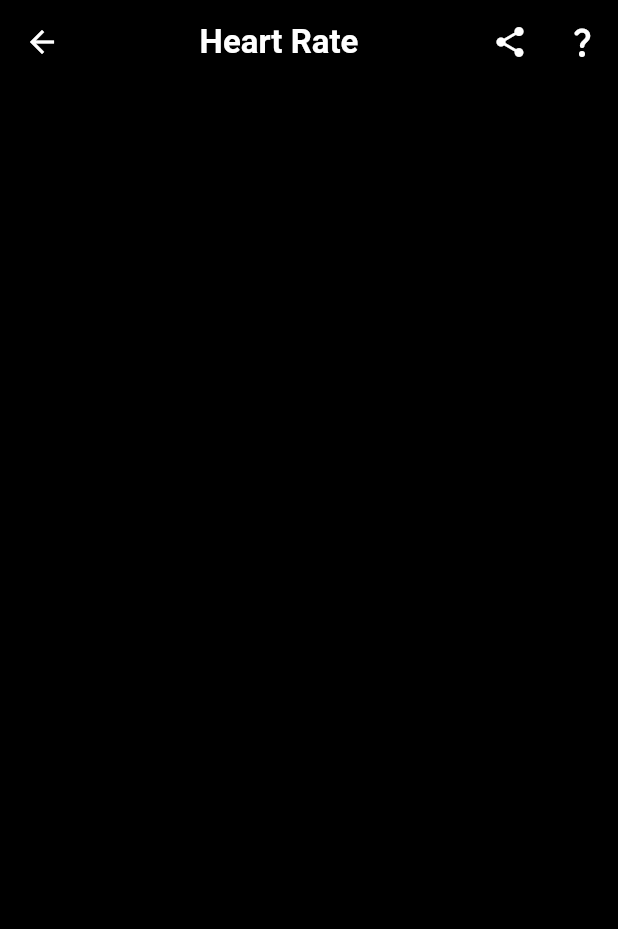
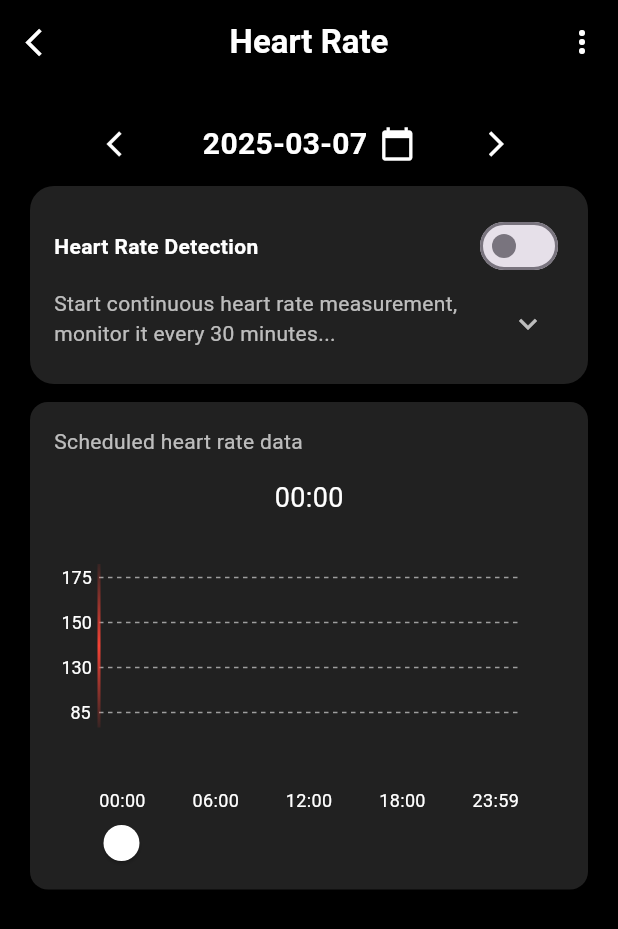
Before and after one commit to Hariprasath137/smart_ring_, a Flutter app: the HeartRateScreen screen opened by its route, on a phone screen of 412 x 824 dp. Shown: the top 929 px of the screen. Run offline on Flutter 3.47's test engine with Material 3 defaults, Android fonts, the phone set to English and light mode, and no system bars; our stand-ins replace fl_chart.

Commit message:
feat:added heart rate screen

```diff
--- a/lib/main.dart
+++ b/lib/main.dart
@@ -1,9 +1,9 @@
 import 'package:flutter/material.dart';
+// import 'package:smart_ring/screens/heart_rate_screen/heart_rate_screen.dart';
 import 'package:smart_ring/screens/navigation/app_routes.dart';
 import 'package:smart_ring/screens/navigation/bottom_navbar.dart';
+// import 'package:smart_ring/widgets/slider_card/heart_rate_slider_card.dart';
 // import 'package:smart_ring/screens/navigation/bottom_navbar.dart';
-// import 'package:smart_ring/widgets/card/slider_card.dart';
-// import 'package:smart_ring/widgets/slider_card/steps_slider_card.dart';
 
 void main() {
   runApp(MyApp());
--- a/lib/screens/heart_rate_screen/heart_rate_screen.dart
+++ b/lib/screens/heart_rate_screen/heart_rate_screen.dart
@@ -1,4 +1,6 @@
 import 'package:flutter/material.dart';
+import 'package:intl/intl.dart';
+import 'package:smart_ring/widgets/slider_card/heart_rate_slider_card.dart';
 
 class HeartRateScreen extends StatefulWidget {
   const HeartRateScreen({super.key});
@@ -8,30 +10,183 @@ class HeartRateScreen extends StatefulWidget {
 }
 
 class _HeartRateScreenState extends State<HeartRateScreen> {
+  DateTime _selectedDate = DateTime.now();
+  bool _isMonitoring = false; // Toggle button state
+  bool _showFullText = false; // Toggle for description text
+
+  void _changeDay(int days) {
+    setState(() {
+      _selectedDate = _selectedDate.add(Duration(days: days));
+    });
+  }
+
+  void _pickDate() async {
+    DateTime? pickedDate = await showDatePicker(
+      context: context,
+      firstDate: DateTime(2000),
+      lastDate: DateTime(2100),
+      initialDate: _selectedDate,
+    );
+    if (pickedDate != null) {
+      setState(() {
+        _selectedDate = pickedDate;
+      });
+    }
+  }
+
   @override
   Widget build(BuildContext context) {
     return Scaffold(
       backgroundColor: Colors.black,
       appBar: AppBar(
         backgroundColor: Colors.black,
-        iconTheme: IconThemeData(color: Colors.white),
-        title: Center(
-          child: Text(
+        iconTheme: const IconThemeData(color: Colors.white),
+        leading: IconButton(
+          onPressed: () {
+            Navigator.pop(context);
+          },
+          icon: const Icon(Icons.arrow_back_ios, size: 22),
+        ),
+        title: const Text(
           "Heart Rate",
           style: TextStyle(color: Colors.white, fontWeight: FontWeight.bold),
         ),
+        centerTitle: true,
+        actions: [
+          IconButton(onPressed: () {}, icon: const Icon(Icons.more_vert)),
+        ],
       ),
-        actions: [
+      body: ListView(
+        shrinkWrap: true,
+        physics: const ClampingScrollPhysics(),
+        padding: const EdgeInsets.all(16.0),
+        children: [
+          Center(
+            child: Row(
+              mainAxisSize: MainAxisSize.min,
+              children: [
                 IconButton(
-            onPressed: () {},
-            icon: Icon(Icons.share),
+                  onPressed: () {
+                    _changeDay(-1);
+                  },
+                  icon: const Icon(
+                    Icons.arrow_back_ios,
                     color: Colors.white,
+                    size: 20,
+                  ),
+                ),
+                const SizedBox(width: 30),
+                GestureDetector(
+                  onTap: _pickDate,
+                  child: Row(
+                    mainAxisSize: MainAxisSize.min,
+                    children: [
+                      Text(
+                        DateFormat("yyyy-MM-dd").format(_selectedDate),
+                        style: const TextStyle(
+                          color: Colors.white,
+                          fontWeight: FontWeight.bold,
+                          fontSize: 20,
+                        ),
+                      ),
+                      const SizedBox(width: 8),
+                      const Icon(Icons.calendar_today, color: Colors.white),
+                    ],
+                  ),
+                ),
+                const SizedBox(width: 30),
+                IconButton(
+                  onPressed: () {
+                    _changeDay(1);
+                  },
+                  icon: const Icon(
+                    Icons.arrow_forward_ios,
+                    color: Colors.white,
+                    size: 20,
+                  ),
+                ),
+              ],
+            ),
+          ),
+          Card(
+            color: Colors.grey[900],
+            shape: RoundedRectangleBorder(
+              borderRadius: BorderRadius.circular(16),
+            ),
+            child: Padding(
+              padding: const EdgeInsets.all(16.0),
+              child: Column(
+                crossAxisAlignment: CrossAxisAlignment.start,
+                children: [
+                  // Header Row: Title + Switch
+                  Row(
+                    mainAxisAlignment: MainAxisAlignment.spaceBetween,
+                    children: [
+                      const Text(
+                        "Heart Rate Detection",
+                        style: TextStyle(
+                          color: Colors.white,
+                          fontWeight: FontWeight.bold,
+                          fontSize: 14, // Reduced font size
+                        ),
+                      ),
+                      Switch(
+                        value: _isMonitoring,
+                        onChanged: (value) {
+                          setState(() {
+                            _isMonitoring = value;
+                          });
+                        },
+                        activeColor: Colors.green,
+                      ),
+                    ],
+                  ),
+
+                  const SizedBox(height: 4),
+
+                  // Description text with expand icon at the end
+                  Row(
+                    crossAxisAlignment: CrossAxisAlignment.start,
+                    children: [
+                      Expanded(
+                        child: AnimatedCrossFade(
+                          firstChild: const Text(
+                            "Start continuous heart rate measurement, monitor it every 30 minutes...",
+                            style: TextStyle(color: Colors.white70),
+                            maxLines: 2,
+                            overflow: TextOverflow.ellipsis,
+                          ),
+                          secondChild: const Text(
+                            "Start continuous heart rate measurement, monitor it every 30 minutes, automatically monitor heart rate, and provide you with more accurate data while considering power consumption.",
+                            style: TextStyle(color: Colors.white70),
+                          ),
+                          crossFadeState:
+                              _showFullText
+                                  ? CrossFadeState.showSecond
+                                  : CrossFadeState.showFirst,
+                          duration: const Duration(milliseconds: 300),
+                        ),
                       ),
                       IconButton(
-            onPressed: () {},
-            icon: Icon(Icons.question_mark_rounded),
-            color: Colors.white,
+                        icon: Icon(
+                          _showFullText ? Icons.expand_less : Icons.expand_more,
+                          color: Colors.white70,
                         ),
+                        onPressed: () {
+                          setState(() {
+                            _showFullText = !_showFullText;
+                          });
+                        },
+                      ),
+                    ],
+                  ),
+                ],
+              ),
+            ),
+          ),
+
+          const SizedBox(height: 4),
+          const HeartRateSliderCard(),
         ],
       ),
     );
--- /dev/null
+++ b/lib/widgets/slider_card/heart_rate_slider_card.dart
@@ -0,0 +1,246 @@
+import 'package:flutter/material.dart';
+
+class HeartRateSliderCard extends StatefulWidget {
+  const HeartRateSliderCard({super.key});
+
+  @override
+  State<HeartRateSliderCard> createState() => _HeartRateSliderCardState();
+}
+
+class _HeartRateSliderCardState extends State<HeartRateSliderCard>
+    with SingleTickerProviderStateMixin {
+  double _sliderValue = 0.0;
+  late AnimationController _waveController;
+
+  @override
+  void initState() {
+    super.initState();
+    _waveController = AnimationController(
+      vsync: this,
+      duration: const Duration(milliseconds: 300),
+      lowerBound: -5.0,
+      upperBound: 5.0,
+    );
+  }
+
+  @override
+  void dispose() {
+    _waveController.dispose();
+    super.dispose();
+  }
+
+  String getFormattedTime() {
+    int totalMinutes = (_sliderValue * 1439).toInt();
+    int hours = totalMinutes ~/ 60;
+    int minutes = totalMinutes % 60;
+    return "${hours.toString().padLeft(2, '0')}:${minutes.toString().padLeft(2, '0')}";
+  }
+
+  @override
+  Widget build(BuildContext context) {
+    double graphPadding = 30; // Adjusted padding for alignment
+
+    return Card(
+      color: Colors.grey[900],
+      shape: RoundedRectangleBorder(borderRadius: BorderRadius.circular(12)),
+      child: Padding(
+        padding: const EdgeInsets.all(16.0),
+        child: Column(
+          crossAxisAlignment: CrossAxisAlignment.start,
+          mainAxisSize: MainAxisSize.min,
+          children: [
+            const Text(
+              "Scheduled heart rate data",
+              style: TextStyle(color: Colors.white70, fontSize: 14),
+            ),
+            const SizedBox(height: 10),
+            Center(
+              child: Column(
+                children: [
+                  const SizedBox(height: 5),
+                  Text(
+                    getFormattedTime(),
+                    style: const TextStyle(color: Colors.white, fontSize: 18),
+                  ),
+                ],
+              ),
+            ),
+            const SizedBox(height: 30),
+            SizedBox(
+              width: double.infinity,
+              height: 100,
+              child: GestureDetector(
+                onHorizontalDragUpdate: (details) {
+                  setState(() {
+                    _sliderValue = ((details.localPosition.dx - graphPadding) /
+                            (300 - graphPadding * 2))
+                        .clamp(0.0, 1.0);
+                  });
+                },
+                onTapDown: (details) {
+                  setState(() {
+                    _sliderValue = ((details.localPosition.dx - graphPadding) /
+                            (300 - graphPadding * 2))
+                        .clamp(0.0, 1.0);
+                  });
+                },
+                child: CustomPaint(
+                  painter: StepGraphPainter(_sliderValue, graphPadding),
+                ),
+              ),
+            ),
+            const SizedBox(height: 50),
+            Padding(
+              padding: EdgeInsets.symmetric(horizontal: graphPadding),
+              child: Row(
+                mainAxisAlignment: MainAxisAlignment.spaceBetween,
+                children: const [
+                  Text(
+                    "00:00",
+                    style: TextStyle(color: Colors.white, fontSize: 12),
+                  ),
+                  Text(
+                    "06:00",
+                    style: TextStyle(color: Colors.white, fontSize: 12),
+                  ),
+                  Text(
+                    "12:00",
+                    style: TextStyle(color: Colors.white, fontSize: 12),
+                  ),
+                  Text(
+                    "18:00",
+                    style: TextStyle(color: Colors.white, fontSize: 12),
+                  ),
+                  Text(
+                    "23:59",
+                    style: TextStyle(color: Colors.white, fontSize: 12),
+                  ),
+                ],
+              ),
+            ),
+            const SizedBox(height: 5),
+            Padding(
+              padding: EdgeInsets.symmetric(horizontal: graphPadding),
+              child: SliderTheme(
+                data: SliderTheme.of(context).copyWith(
+                  trackHeight: 2,
+                  thumbShape: const RoundSliderThumbShape(
+                    enabledThumbRadius: 12,
+                  ),
+                  overlayShape: const RoundSliderOverlayShape(
+                    overlayRadius: 15,
+                  ),
+                  activeTrackColor: Colors.transparent,
+                  inactiveTrackColor: Colors.transparent,
+                  thumbColor: Colors.white,
+                ),
+                child: Slider(
+                  value: _sliderValue,
+                  min: 0.0,
+                  max: 1.0,
+                  onChanged: (value) {
+                    setState(() {
+                      _sliderValue = value;
+                      _waveController.forward().then(
+                        (_) => _waveController.reverse(),
+                      );
+                    });
+                  },
+                ),
+              ),
+            ),
+          ],
+        ),
+      ),
+    );
+  }
+}
+
+class StepGraphPainter extends CustomPainter {
+  final double sliderValue;
+  final double graphPadding;
+
+  StepGraphPainter(this.sliderValue, this.graphPadding);
+
+  @override
+  void paint(Canvas canvas, Size size) {
+    Paint dashedPaint =
+        Paint()
+          ..color = Colors.grey
+          ..strokeWidth = 1
+          ..style = PaintingStyle.stroke;
+
+    // Paint verticalLinePaint =
+    //     Paint()
+    //       ..color = Colors.red
+    //       ..strokeWidth = 1.5;
+
+    double topY = 10;
+    double middleTopY = 40;
+    double middleY = 70;
+    double bottomY = 100;
+
+    drawDashedLine(canvas, size, topY, dashedPaint);
+    drawDashedLine(canvas, size, middleTopY, dashedPaint);
+    drawDashedLine(canvas, size, middleY, dashedPaint);
+    drawDashedLine(canvas, size, bottomY, dashedPaint);
+
+    double verticalX =
+        graphPadding + (sliderValue * (size.width - graphPadding * 2));
+
+    /// Gradient Paint for Vertical Line
+    Paint verticalLinePaint =
+        Paint()
+          ..shader = LinearGradient(
+            begin: Alignment.topCenter,
+            end: Alignment.bottomCenter,
+            colors: [
+              Colors.red.withOpacity(0.1), // Sharp at the top
+              Colors.red, // Faded in the middle
+              Colors.red.withOpacity(0.1), // Sharp at the bottom
+            ],
+          ).createShader(
+            Rect.fromPoints(
+              Offset(verticalX, 1),
+              Offset(verticalX, bottomY + 10),
+            ),
+          )
+          ..strokeWidth = 2
+          ..style = PaintingStyle.stroke;
+    canvas.drawLine(
+      Offset(verticalX, 1),
+      Offset(verticalX, bottomY + 10),
+      verticalLinePaint,
+    );
+
+    double textX = 5;
+    drawText(canvas, "175", textX, topY);
+    drawText(canvas, "150", textX, middleTopY);
+    drawText(canvas, "130", textX, middleY);
+    drawText(canvas, "  85", textX, bottomY);
+  }
+
+  void drawDashedLine(Canvas canvas, Size size, double y, Paint paint) {
+    double dashWidth = 3, dashSpace = 3, startX = graphPadding;
+    while (startX < size.width - graphPadding) {
+      canvas.drawLine(Offset(startX, y), Offset(startX + dashWidth, y), paint);
+      startX += dashWidth + dashSpace;
+    }
+  }
+
+  void drawText(Canvas canvas, String text, double x, double y) {
+    final textStyle = const TextStyle(color: Colors.white, fontSize: 12);
+    final textSpan = TextSpan(text: text, style: textStyle);
+    final textPainter = TextPainter(
+      text: textSpan,
+      textDirection: TextDirection.ltr,
+    );
+    textPainter.layout();
+    textPainter.paint(canvas, Offset(x, y - 7));
+  }
+
+  @override
+  bool shouldRepaint(covariant CustomPainter oldDelegate) {
+    return true;
+  }
+}
```
Lines whose indentation alone changed are shown as unchanged.
